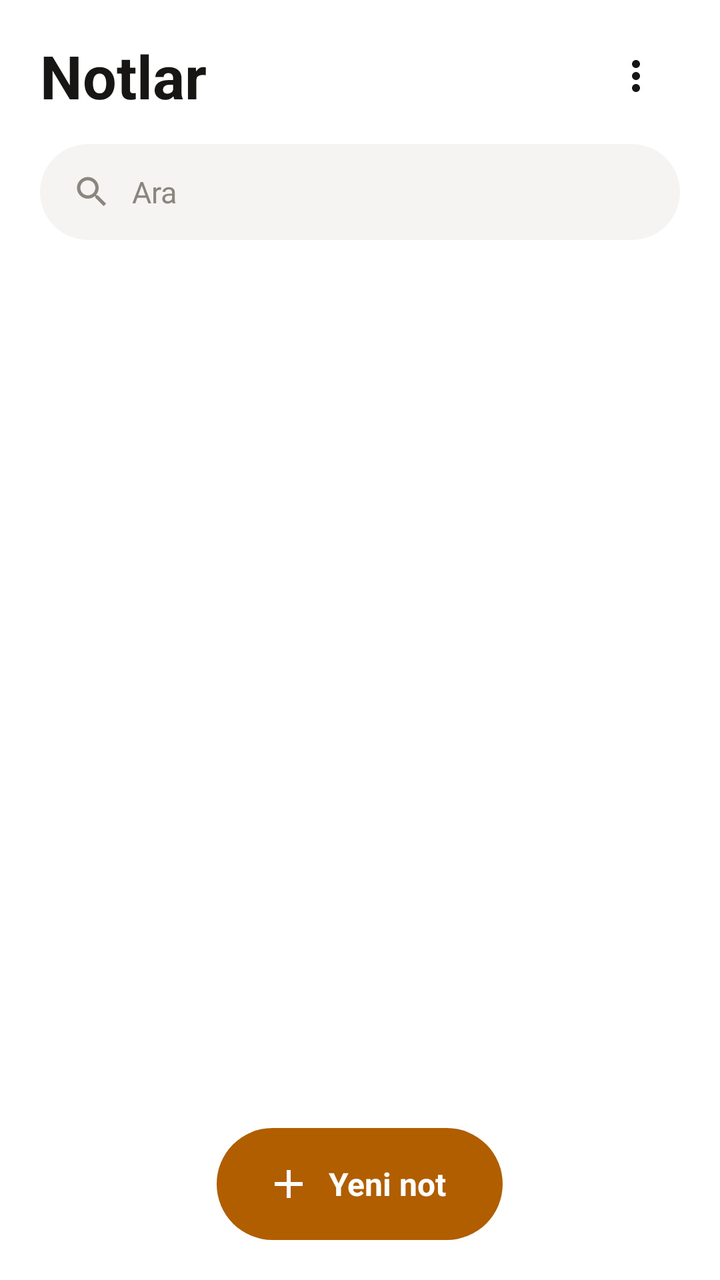
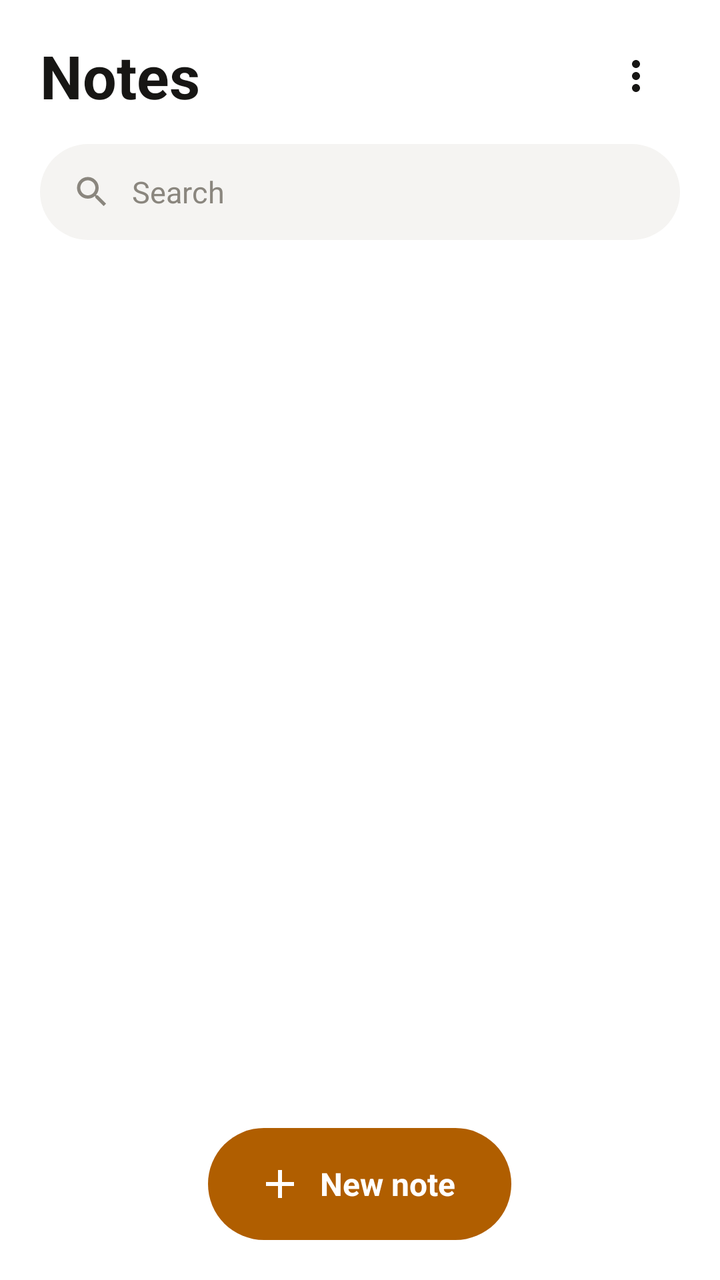

The first picture is an Android layout as it rendered before a commit; the second is the same layout after the commit. The layout source and the unified diff follow.
<!-- AndroidManifest.xml: application theme Theme.Notlar -->
<!-- res/layout/activity_main.xml -->
<?xml version="1.0" encoding="utf-8"?>
<LinearLayout xmlns:android="http://schemas.android.com/apk/res/android"
    android:layout_width="match_parent"
    android:layout_height="match_parent"
    android:orientation="vertical"
    android:fitsSystemWindows="true"
    android:paddingLeft="20dp"
    android:paddingRight="20dp">

    <FrameLayout
        android:layout_width="match_parent"
        android:layout_height="wrap_content"
        android:paddingTop="16dp">

        <LinearLayout
            android:id="@+id/baslikCubugu"
            android:layout_width="match_parent"
            android:layout_height="wrap_content"
            android:gravity="center_vertical"
            android:orientation="horizontal">

            <TextView
                android:id="@+id/baslik"
                android:layout_width="0dp"
                android:layout_height="wrap_content"
                android:layout_weight="1"
                android:text="@string/app_name"
                android:textColor="@color/metin"
                android:textSize="30sp"
                android:textStyle="bold" />

            <ImageButton
                android:id="@+id/btnMenu"
                android:layout_width="44dp"
                android:layout_height="44dp"
                android:background="?attr/selectableItemBackgroundBorderless"
                android:contentDescription="@string/menu"
                android:src="@drawable/ic_menu" />
        </LinearLayout>

        <LinearLayout
            android:id="@+id/secimCubugu"
            android:layout_width="match_parent"
            android:layout_height="48dp"
            android:baselineAligned="false"
            android:gravity="center_vertical"
            android:orientation="horizontal"
            android:visibility="gone">

            <ImageButton
                android:id="@+id/secimKapat"
                android:layout_width="40dp"
                android:layout_height="40dp"
                android:background="?attr/selectableItemBackgroundBorderless"
                android:contentDescription="@string/kapat"
                android:src="@drawable/ic_kapat" />

            <TextView
                android:id="@+id/secimSayi"
                android:layout_width="0dp"
                android:layout_height="wrap_content"
                android:layout_marginStart="12dp"
                android:layout_weight="1"
                android:textColor="@color/metin"
                android:textSize="17sp"
                android:textStyle="bold" />

            <ImageButton
                android:id="@+id/secimSabitle"
                android:layout_width="40dp"
                android:layout_height="40dp"
                android:background="?attr/selectableItemBackgroundBorderless"
                android:contentDescription="@string/sabitle"
                android:src="@drawable/ic_sabit_24" />

            <ImageButton
                android:id="@+id/secimTasi"
                android:layout_width="40dp"
                android:layout_height="40dp"
                android:background="?attr/selectableItemBackgroundBorderless"
                android:contentDescription="@string/klasore_tasi"
                android:src="@drawable/ic_tasi" />

            <ImageButton
                android:id="@+id/secimPaylas"
                android:layout_width="40dp"
                android:layout_height="40dp"
                android:background="?attr/selectableItemBackgroundBorderless"
                android:contentDescription="@string/paylas"
                android:src="@drawable/ic_paylas" />

            <ImageButton
                android:id="@+id/secimSil"
                android:layout_width="40dp"
                android:layout_height="40dp"
                android:background="?attr/selectableItemBackgroundBorderless"
                android:contentDescription="@string/sil"
                android:src="@drawable/ic_sil" />
        </LinearLayout>
    </FrameLayout>

    <EditText
        android:id="@+id/arama"
        android:layout_width="match_parent"
        android:layout_height="48dp"
        android:layout_marginTop="12dp"
        android:background="@drawable/bg_arama_pill"
        android:drawableStart="@drawable/ic_ara"
        android:drawablePadding="10dp"
        android:hint="@string/ara"
        android:imeOptions="actionSearch"
        android:inputType="text"
        android:maxLines="1"
        android:paddingLeft="16dp"
        android:paddingRight="16dp"
        android:textColor="@color/metin"
        android:textColorHint="@color/metin_ikincil"
        android:textSize="15sp" />

    <HorizontalScrollView
        android:layout_width="match_parent"
        android:layout_height="wrap_content"
        android:layout_marginTop="12dp"
        android:scrollbars="none">

        <LinearLayout
            android:id="@+id/klasorSatiri"
            android:layout_width="wrap_content"
            android:layout_height="wrap_content"
            android:orientation="horizontal" />
    </HorizontalScrollView>

    <FrameLayout
        android:layout_width="match_parent"
        android:layout_height="0dp"
        android:layout_weight="1">

        <androidx.recyclerview.widget.RecyclerView
            android:id="@+id/liste"
            android:layout_width="match_parent"
            android:layout_height="match_parent"
            android:clipToPadding="false"
            android:paddingTop="16dp"
            android:paddingBottom="88dp" />

        <TextView
            android:id="@+id/bosDurum"
            android:layout_width="wrap_content"
            android:layout_height="wrap_content"
            android:layout_gravity="center"
            android:gravity="center"
            android:lineSpacingExtra="4dp"
            android:text="@string/bos_durum"
            android:textColor="@color/metin_ikincil"
            android:textSize="15sp"
            android:visibility="gone" />

        <LinearLayout
            android:id="@+id/bildirimSeridi"
            android:layout_width="match_parent"
            android:layout_height="52dp"
            android:layout_gravity="bottom"
            android:layout_marginBottom="20dp"
            android:background="@drawable/bg_serit"
            android:gravity="center_vertical"
            android:orientation="horizontal"
            android:paddingLeft="18dp"
            android:paddingRight="8dp"
            android:visibility="gone">

            <TextView
                android:id="@+id/bildirimMetin"
                android:layout_width="0dp"
                android:layout_height="wrap_content"
                android:layout_weight="1"
                android:textColor="@color/metin"
                android:textSize="14sp" />

            <TextView
                android:id="@+id/bildirimEylem"
                android:layout_width="wrap_content"
                android:layout_height="40dp"
                android:background="?attr/selectableItemBackground"
                android:gravity="center"
                android:paddingLeft="14dp"
                android:paddingRight="14dp"
                android:text="@string/geri_al"
                android:textColor="@color/vurgu"
                android:textSize="14sp"
                android:textStyle="bold" />
        </LinearLayout>

        <TextView
            android:id="@+id/btnYeni"
            android:layout_width="wrap_content"
            android:layout_height="56dp"
            android:layout_gravity="bottom|center_horizontal"
            android:layout_marginBottom="20dp"
            android:background="@drawable/bg_pill_buton"
            android:drawableStart="@drawable/ic_arti"
            android:drawablePadding="8dp"
            android:gravity="center"
            android:paddingLeft="24dp"
            android:paddingRight="28dp"
            android:text="@string/yeni_not"
            android:textColor="@color/pill_metin"
            android:textSize="16sp"
            android:textStyle="bold" />
    </FrameLayout>

</LinearLayout>
<!-- resources referenced by this layout -->
<resources>
  <color name="metin">#171614</color>
  <color name="metin_ikincil">#8A867E</color>
  <color name="pill_metin">#FFFFFF</color>
  <color name="vurgu">#B05E00</color>
  <!-- drawable bg_arama_pill (drawable) -->
  <?xml version="1.0" encoding="utf-8"?>
  <shape xmlns:android="http://schemas.android.com/apk/res/android" android:shape="rectangle">
      <solid android:color="@color/kart" />
      <corners android:radius="24dp" />
  </shape>
  <!-- drawable bg_pill_buton (drawable) -->
  <?xml version="1.0" encoding="utf-8"?>
  <shape xmlns:android="http://schemas.android.com/apk/res/android" android:shape="rectangle">
      <solid android:color="@color/vurgu" />
      <corners android:radius="28dp" />
  </shape>
  <!-- drawable bg_serit (drawable) -->
  <?xml version="1.0" encoding="utf-8"?>
  <shape xmlns:android="http://schemas.android.com/apk/res/android" android:shape="rectangle">
      <solid android:color="@color/kart" />
      <corners android:radius="16dp" />
  </shape>
  <!-- drawable ic_arti (drawable) -->
  <?xml version="1.0" encoding="utf-8"?>
  <vector xmlns:android="http://schemas.android.com/apk/res/android"
      android:width="24dp" android:height="24dp"
      android:viewportWidth="24" android:viewportHeight="24"
      android:tint="@color/pill_metin">
      <path android:fillColor="#FF000000"
          android:pathData="M19,13h-6v6h-2v-6H5v-2h6V5h2v6h6v2z"/>
  </vector>
  <!-- drawable ic_kapat (drawable) -->
  <?xml version="1.0" encoding="utf-8"?>
  <vector xmlns:android="http://schemas.android.com/apk/res/android"
      android:width="24dp" android:height="24dp"
      android:viewportWidth="24" android:viewportHeight="24"
      android:tint="@color/metin">
      <path android:fillColor="#FF000000"
          android:pathData="M19,6.41L17.59,5 12,10.59 6.41,5 5,6.41 10.59,12 5,17.59 6.41,19 12,13.41 17.59,19 19,17.59 13.41,12z"/>
  </vector>
  <!-- drawable ic_sabit_24 (drawable) -->
  <?xml version="1.0" encoding="utf-8"?>
  <vector xmlns:android="http://schemas.android.com/apk/res/android"
      android:width="24dp" android:height="24dp"
      android:viewportWidth="24" android:viewportHeight="24"
      android:tint="@color/metin">
      <path android:fillColor="#FF000000"
          android:pathData="M16,9V4h1c0.55,0 1,-0.45 1,-1s-0.45,-1 -1,-1H7C6.45,2 6,2.45 6,3s0.45,1 1,1h1v5c0,1.66 -1.34,3 -3,3v2h5.97v7l1,1 1,-1v-7H19v-2c-1.66,0 -3,-1.34 -3,-3z"/>
  </vector>
  <!-- drawable ic_sil (drawable) -->
  <?xml version="1.0" encoding="utf-8"?>
  <vector xmlns:android="http://schemas.android.com/apk/res/android"
      android:width="24dp" android:height="24dp"
      android:viewportWidth="24" android:viewportHeight="24"
      android:tint="@color/metin">
      <path android:fillColor="#FF000000"
          android:pathData="M6,19c0,1.1 0.9,2 2,2h8c1.1,0 2,-0.9 2,-2V7H6v12zM19,4h-3.5l-1,-1h-5l-1,1H5v2h14V4z"/>
  </vector>
  <!-- drawable ic_tasi (drawable) -->
  <?xml version="1.0" encoding="utf-8"?>
  <vector xmlns:android="http://schemas.android.com/apk/res/android"
      android:width="24dp" android:height="24dp"
      android:viewportWidth="24" android:viewportHeight="24"
      android:tint="@color/metin">
      <path android:fillColor="#FF000000"
          android:pathData="M10,4H4c-1.1,0 -1.99,0.9 -1.99,2L2,18c0,1.1 0.9,2 2,2h16c1.1,0 2,-0.9 2,-2V8c0,-1.1 -0.9,-2 -2,-2h-8l-2,-2z"/>
  </vector>
  <string name="app_name">Notlar</string>
  <string name="ara">Ara</string>
  <string name="bos_durum">Henüz not yok.\nAlttaki düğmeyle ilk notunu oluştur.</string>
  <string name="geri_al">Geri al</string>
  <string name="kapat">Kapat</string>
  <string name="klasore_tasi">Klasöre taşı</string>
  <string name="menu">Menü</string>
  <string name="paylas">Paylaş</string>
  <string name="sabitle">Sabitle</string>
  <string name="sil">Sil</string>
  <string name="yeni_not">Yeni not</string>
  <color name="kart">#F5F4F2</color>
  <color name="zemin">#FFFFFF</color>
  <!-- unchanged entries left out for length: 4 -->
</resources>

<!-- the commit's change to res/layout/activity_main.xml (unified diff, before → after) -->
@@ -101,6 +101,7 @@
 
     <EditText
         android:id="@+id/arama"
+        android:importantForAutofill="no"
         android:layout_width="match_parent"
         android:layout_height="48dp"
         android:layout_marginTop="12dp"
<!-- resource entries referenced after the edit -->
@@ -67,17 +67,17 @@
       <path android:fillColor="#FF000000"
           android:pathData="M10,4H4c-1.1,0 -1.99,0.9 -1.99,2L2,18c0,1.1 0.9,2 2,2h16c1.1,0 2,-0.9 2,-2V8c0,-1.1 -0.9,-2 -2,-2h-8l-2,-2z"/>
   </vector>
-  <string name="app_name">Notlar</string>
-  <string name="ara">Ara</string>
-  <string name="bos_durum">Henüz not yok.\nAlttaki düğmeyle ilk notunu oluştur.</string>
-  <string name="geri_al">Geri al</string>
-  <string name="kapat">Kapat</string>
-  <string name="klasore_tasi">Klasöre taşı</string>
-  <string name="menu">Menü</string>
-  <string name="paylas">Paylaş</string>
-  <string name="sabitle">Sabitle</string>
-  <string name="sil">Sil</string>
-  <string name="yeni_not">Yeni not</string>
+  <string name="app_name">Notes</string>
+  <string name="ara">Search</string>
+  <string name="bos_durum">No notes yet.\nTap the button below to write your first one.</string>
+  <string name="geri_al">Undo</string>
+  <string name="kapat">Close</string>
+  <string name="klasore_tasi">Move to folder</string>
+  <string name="menu">Menu</string>
+  <string name="paylas">Share</string>
+  <string name="sabitle">Pin</string>
+  <string name="sil">Delete</string>
+  <string name="yeni_not">New note</string>
   <color name="kart">#F5F4F2</color>
   <color name="zemin">#FFFFFF</color>
   <!-- unchanged entries left out for length: 4 -->
